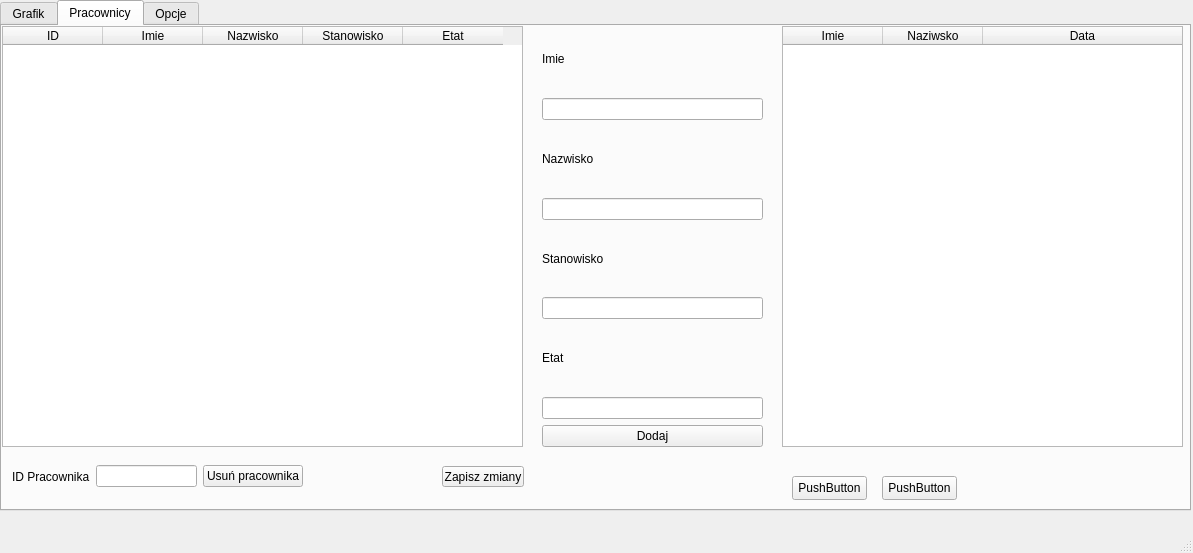
The window that mainwindow.ui (MrMock/Grafik) describes before a commit, drawn with Qt 5.
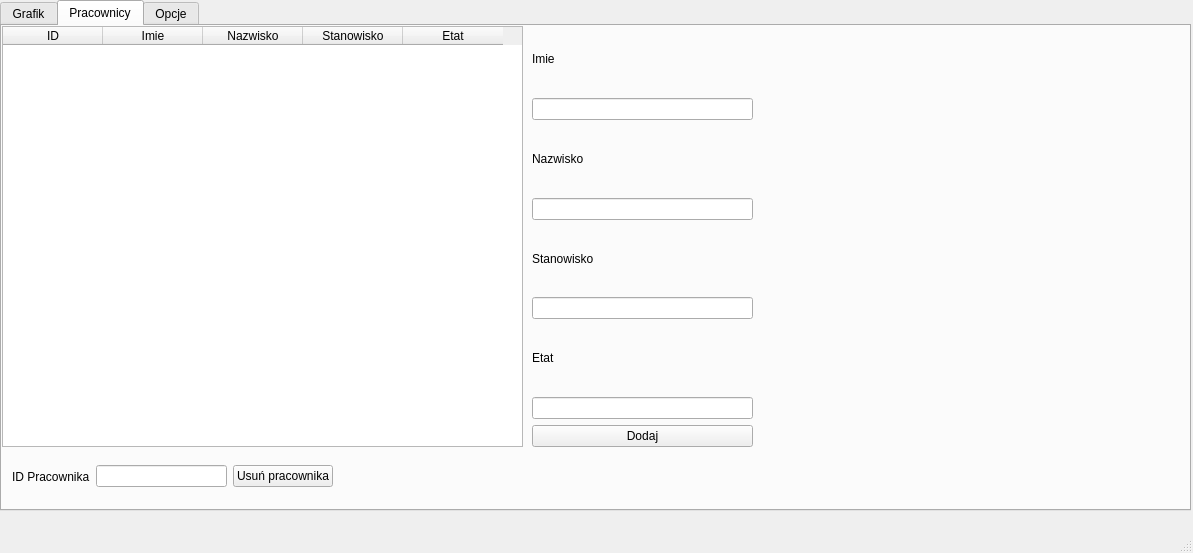
The same window after the commit. The open tabs and pages were chosen to show the change.

Commit message: ustawienie ID, imienia, nazwiska w grafiku jako read only, poprawienie dzialania klawisza zapisz zmiany, edycja sposobu przechowywania grafiku, usuniecie zbednej tabeli

```diff
--- a/mainwindow.ui
+++ b/mainwindow.ui
@@ -220,79 +220,10 @@
        </property>
       </column>
      </widget>
-     <widget class="QTableWidget" name="tableWidget_2">
-      <property name="geometry">
-       <rect>
-        <x>780</x>
-        <y>0</y>
-        <width>401</width>
-        <height>421</height>
-       </rect>
-      </property>
-      <property name="sizePolicy">
-       <sizepolicy hsizetype="Expanding" vsizetype="Expanding">
-        <horstretch>0</horstretch>
-        <verstretch>0</verstretch>
-       </sizepolicy>
-      </property>
-      <property name="minimumSize">
-       <size>
-        <width>0</width>
-        <height>0</height>
-       </size>
-      </property>
-      <attribute name="horizontalHeaderMinimumSectionSize">
-       <number>39</number>
-      </attribute>
-      <attribute name="horizontalHeaderStretchLastSection">
-       <bool>true</bool>
-      </attribute>
-      <column>
-       <property name="text">
-        <string>Imie</string>
-       </property>
-      </column>
-      <column>
-       <property name="text">
-        <string>Naziwsko</string>
-       </property>
-      </column>
-      <column>
-       <property name="text">
-        <string>Data</string>
-       </property>
-      </column>
-     </widget>
-     <widget class="QPushButton" name="pushButton_3">
-      <property name="geometry">
-       <rect>
-        <x>790</x>
-        <y>450</y>
-        <width>75</width>
-        <height>24</height>
-       </rect>
-      </property>
-      <property name="text">
-       <string>PushButton</string>
-      </property>
-     </widget>
-     <widget class="QPushButton" name="pushButton_4">
-      <property name="geometry">
-       <rect>
-        <x>880</x>
-        <y>450</y>
-        <width>75</width>
-        <height>24</height>
-       </rect>
-      </property>
-      <property name="text">
-       <string>PushButton</string>
-      </property>
-     </widget>
      <widget class="QWidget" name="verticalLayoutWidget">
       <property name="geometry">
        <rect>
-        <x>540</x>
+        <x>530</x>
         <y>0</y>
         <width>221</width>
         <height>421</height>
@@ -387,7 +318,7 @@
        <rect>
         <x>10</x>
         <y>430</y>
-        <width>291</width>
+        <width>321</width>
         <height>41</height>
        </rect>
       </property>
@@ -411,19 +342,6 @@
        </item>
       </layout>
      </widget>
-     <widget class="QPushButton" name="pushButton">
-      <property name="geometry">
-       <rect>
-        <x>440</x>
-        <y>440</y>
-        <width>82</width>
-        <height>21</height>
-       </rect>
-      </property>
-      <property name="text">
-       <string>Zapisz zmiany</string>
-      </property>
-     </widget>
     </widget>
     <widget class="QWidget" name="tab_opcje">
      <attribute name="title">
```
Left out of the diff: 35 changed lines with no effect on the pictures. The commit also changes 2 other files.
